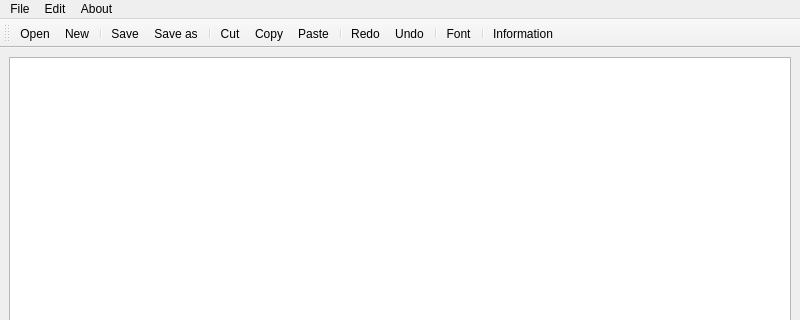
This is mainwindow.ui in Ardaerd/NotePad_App as Qt 5 draws it before an edit; both pictures show x 0 to 800 and y 0 to 320 of the 800 by 600 pixel window. The edited form follows.
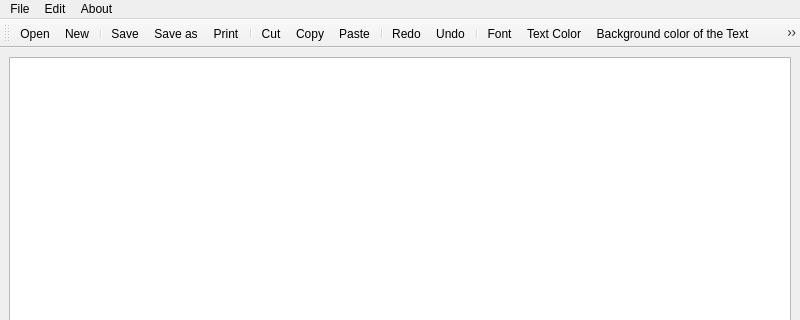
This is the edited form. Icons and pictures are not drawn.

Commit message: Print option is added

What changed in the file:
```diff
--- a/mainwindow.ui
+++ b/mainwindow.ui
@@ -78,6 +78,7 @@
    <addaction name="separator"/>
    <addaction name="actionSave"/>
    <addaction name="actionSave_as"/>
+   <addaction name="actionPrint"/>
    <addaction name="separator"/>
    <addaction name="actionCut"/>
    <addaction name="actionCopy"/>
@@ -87,6 +88,9 @@
    <addaction name="actionUndo"/>
    <addaction name="separator"/>
    <addaction name="actionFont"/>
+   <addaction name="actionText_Color"/>
+   <addaction name="actionBackground_color_of_the_Text"/>
+   <addaction name="actionBackground_Color_of_the_Plain_Text"/>
    <addaction name="separator"/>
    <addaction name="actionInformation"/>
   </widget>
@@ -189,6 +193,42 @@
     <string>Font</string>
    </property>
   </action>
+  <action name="actionText_Color">
+   <property name="icon">
+    <iconset resource="Resources.qrc">
+     <normaloff>:/Image/img/font_Color.png</normaloff>:/Image/img/font_Color.png</iconset>
+   </property>
+   <property name="text">
+    <string>Text Color</string>
+   </property>
+  </action>
+  <action name="actionBackground_color_of_the_Text">
+   <property name="icon">
+    <iconset resource="Resources.qrc">
+     <normaloff>:/Image/img/theme.png</normaloff>:/Image/img/theme.png</iconset>
+   </property>
+   <property name="text">
+    <string>Background color of the Text</string>
+   </property>
+  </action>
+  <action name="actionBackground_Color_of_the_Plain_Text">
+   <property name="icon">
+    <iconset resource="Resources.qrc">
+     <normaloff>:/Image/img/color.png</normaloff>:/Image/img/color.png</iconset>
+   </property>
+   <property name="text">
+    <string>Background Color of the Plain Text</string>
+   </property>
+  </action>
+  <action name="actionPrint">
+   <property name="icon">
+    <iconset resource="Resources.qrc">
+     <normaloff>:/Image/img/printer.png</normaloff>:/Image/img/printer.png</iconset>
+   </property>
+   <property name="text">
+    <string>Print</string>
+   </property>
+  </action>
  </widget>
  <resources>
   <include location="Resources.qrc"/>
```
Left out of the diff: 5 changed lines with no effect on the pictures. The commit also changes 9 other files.
